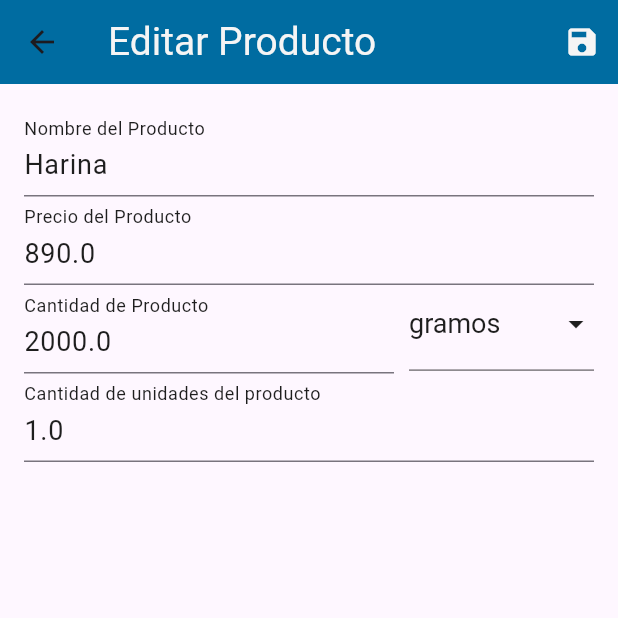
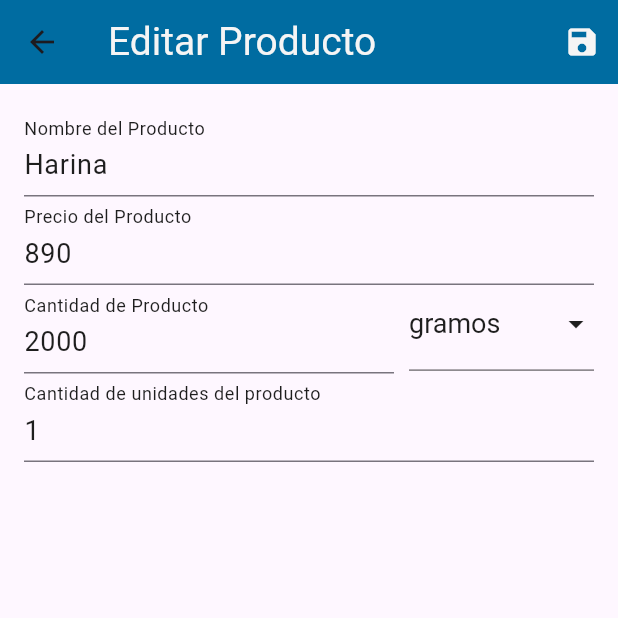
Before and after one commit to J-Manriquez/dulce_precision, a Flutter app: the ProductosScreen screen opened directly, after a tap on the "add" icon, after a tap on "Editar", on a phone screen of 412 x 824 dp, the top half of it. Run offline on Flutter 3.47's test engine with Material 3 defaults, Android fonts, the phone set to English and light mode, and no system bars; our stand-ins replace logger, sqflite; accounts and stored records are empty.

Commit message:
detalle visualizacion cantidades con decimales

```diff
--- a/lib/screens/modals/verReceta_modal.dart
+++ b/lib/screens/modals/verReceta_modal.dart
@@ -78,7 +78,7 @@ Future<void> mostrarContenidoRecetaModal(
                                     vertical:
                                         2), // Padding para cada ingrediente
                                 child: Text(
-                                  '- ${ingrediente.cantidadIngrediente} ${ingrediente.tipoUnidadIngrediente} de ${ingrediente.nombreIngrediente}',
+                                  '- ${ingrediente.cantidadIngrediente.round()} ${ingrediente.tipoUnidadIngrediente} de ${ingrediente.nombreIngrediente}',
                                   style: TextStyle(
                                       fontSize: fontSizeModel.textSize,
                                       color: themeModel.primaryTextColor),
--- a/lib/screens/productos/agregar_producto_sc.dart
+++ b/lib/screens/productos/agregar_producto_sc.dart
@@ -46,10 +46,26 @@ class _InsertProductScreenState extends State<InsertarProductosScreen> {
 
       // Llenar los campos con los datos del producto
       _nombreController.text = widget.producto!.nombreProducto;
-      _precioController.text = widget.producto!.precioProducto.toString();
-      _cantidadController.text = widget.producto!.cantidadProducto.toString();
+      // _precioController.text = widget.producto!.precioProducto.toString();
+      // _cantidadController.text = widget.producto!.cantidadProducto.toString();
+      // _cantidadUnidadController.text =
+      //     widget.producto!.cantidadUnidadesProducto.toString();
+      // Verifica y asigna el precio
+      _precioController.text = widget.producto!.precioProducto % 1 == 0
+          ? widget.producto!.precioProducto.toInt().toString()
+          : widget.producto!.precioProducto.toStringAsFixed(1);
+
+      // Verifica y asigna la cantidad
+      _cantidadController.text = widget.producto!.cantidadProducto % 1 == 0
+          ? widget.producto!.cantidadProducto.toInt().toString()
+          : widget.producto!.cantidadProducto.toStringAsFixed(1);
+
+      // Verifica y asigna la cantidad de unidades
       _cantidadUnidadController.text =
-          widget.producto!.cantidadUnidadesProducto.toString();
+          widget.producto!.cantidadUnidadesProducto % 1 == 0
+              ? widget.producto!.cantidadUnidadesProducto.toInt().toString()
+              : widget.producto!.cantidadUnidadesProducto.toStringAsFixed(1);
+
       _tipoUnidadSeleccionada = widget.producto!.tipoUnidadProducto;
     }
   }
--- a/lib/screens/productos/productos_screen.dart
+++ b/lib/screens/productos/productos_screen.dart
@@ -115,7 +115,9 @@ class _ProductosScreenState extends State<ProductosScreen> {
                             ),
                             const SizedBox(height: 4),
                             Text(
-                              'Precio: \$${producto.precioProducto.round()}',
+                              (producto.cantidadProducto % 1 == 0)
+                                  ? 'Precio: \$${producto.precioProducto.toInt()}'
+                                  : 'Precio: \$${producto.precioProducto.toStringAsFixed(1)}',
                               style: TextStyle(
                                 fontSize: fontSizeModel.textSize,
                                 color: themeModel.secondaryTextColor,
@@ -123,16 +125,18 @@ class _ProductosScreenState extends State<ProductosScreen> {
                             ),
                             Text(
                               // 'Cantidad de Producto: \n${producto.cantidadProducto.round()} ${producto.tipoUnidadProducto}',
-                              (producto.cantidadProducto == 0.0 || producto.cantidadProducto >= 1.0)
-                              ? 'Cantidad de Producto: \n${producto.cantidadProducto.round()} ${producto.tipoUnidadProducto}'
-                              : 'Cantidad de Producto: \n${producto.cantidadProducto.toStringAsFixed(2)} ${producto.tipoUnidadProducto}',
+                              (producto.cantidadProducto % 1 == 0)
+                                  ? 'Cantidad de Producto: \n${producto.cantidadProducto.toInt()} ${producto.tipoUnidadProducto}'
+                                  : 'Cantidad de Producto: \n${producto.cantidadProducto.toStringAsFixed(1)} ${producto.tipoUnidadProducto}',
                               style: TextStyle(
                                 fontSize: fontSizeModel.textSize,
                                 color: themeModel.secondaryTextColor,
                               ),
                             ),
                             Text(
-                              'Cantidad de unidades: ${producto.cantidadUnidadesProducto.round()}',
+                              // 'Cantidad de unidades: ${producto.cantidadUnidadesProducto.round()}',
+                              'Cantidad de unidades: ${producto.cantidadUnidadesProducto % 1 == 0 ? producto.cantidadUnidadesProducto.toInt() : producto.cantidadUnidadesProducto.toStringAsFixed(1)}',
+
                               style: TextStyle(
                                 fontSize: fontSizeModel.textSize,
                                 color: themeModel.secondaryTextColor,
```
